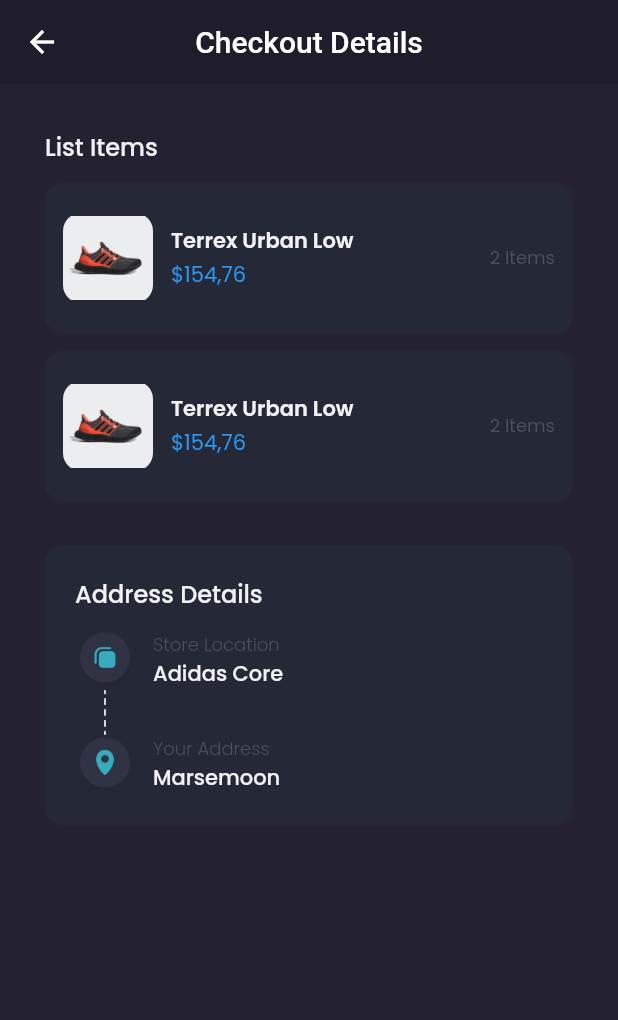
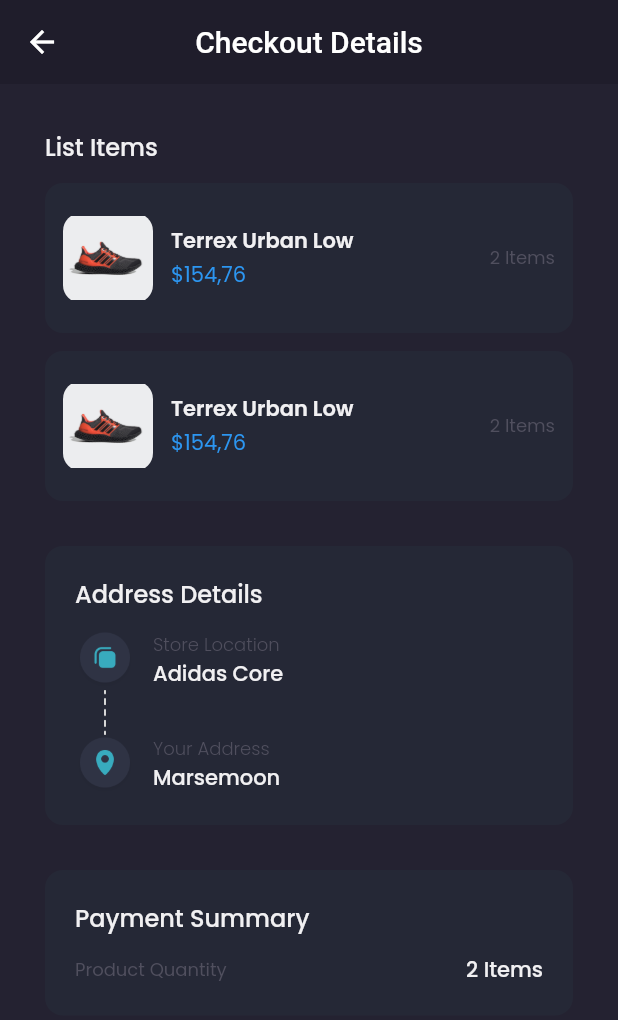
Before and after one commit to AsepCahyudin/saveshamo, a Flutter app: the CheckoutPage screen opened by its route, on a phone screen of 412 x 824 dp. Shown: the top 1020 px of the screen. Run offline on Flutter 3.47's test engine with Material 2 defaults, Android fonts, the light colour scheme and no system bars; our stand-ins replace carousel_slider, google_fonts.

Commit message:
section payment summary

```diff
--- a/lib/pages/checkout_page.dart
+++ b/lib/pages/checkout_page.dart
@@ -126,6 +126,50 @@
               ],
             ),
           ),
+
+          //NOTE: PAYMENT SUMMARY
+          Container(
+            margin: EdgeInsets.only(
+              top: defaultMargin,
+            ),
+            padding: EdgeInsets.all(20),
+            decoration: BoxDecoration(
+              color: backgroundColor4,
+              borderRadius: BorderRadius.circular(12),
+            ),
+            child: Column(
+              crossAxisAlignment: CrossAxisAlignment.start,
+              children: [
+                Text(
+                  'Payment Summary',
+                  style: primaryTextStyle.copyWith(
+                    fontSize: 16,
+                    fontWeight: medium,
+                  ),
+                ),
+                SizedBox(
+                  height: 12,
+                ),
+                Row(
+                  mainAxisAlignment: MainAxisAlignment.spaceBetween,
+                  children: [
+                    Text(
+                      'Product Quantity',
+                      style: secondaryTextStyle.copyWith(
+                        fontSize: 12,
+                      ),
+                    ),
+                    Text(
+                      '2 Items',
+                      style: primaryTextStyle.copyWith(
+                        fontWeight: medium,
+                      ),
+                    )
+                  ],
+                )
+              ],
+            ),
+          ),
         ],
       );
     }
```
